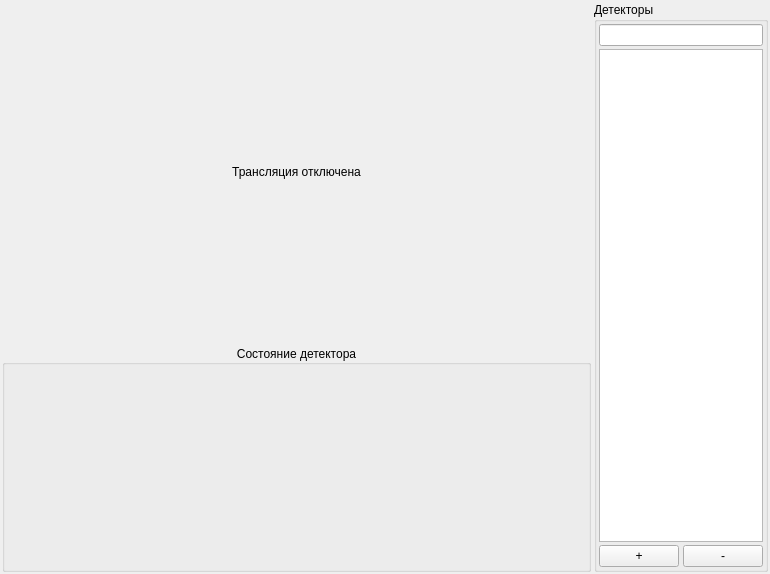
First picture: the form in Apps/ManagePanel/src/gui/detectormanagementform.ui, repository VinTRiZz/RemoteObjectDetector, before the edit.
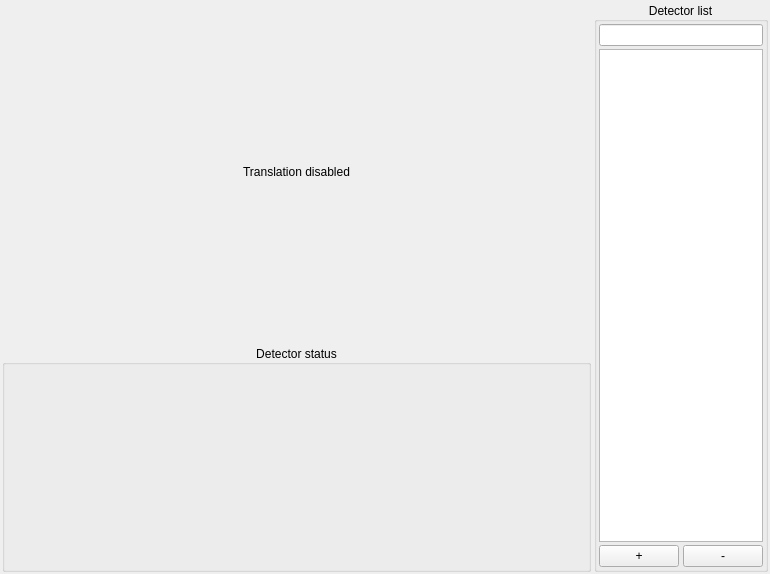
Second picture: the form after the edit.

Diff of the .ui file:
```diff
--- a/Apps/ManagePanel/src/gui/detectormanagementform.ui
+++ b/Apps/ManagePanel/src/gui/detectormanagementform.ui
@@ -34,7 +34,7 @@
      <item>
       <widget class="QLabel" name="label_2">
        <property name="text">
-        <string>Трансляция отключена</string>
+        <string>Translation disabled</string>
        </property>
        <property name="alignment">
         <set>Qt::AlignCenter</set>
@@ -44,7 +44,7 @@
      <item>
       <widget class="QGroupBox" name="groupBox_3">
        <property name="title">
-        <string>Состояние детектора</string>
+        <string>Detector status</string>
        </property>
        <property name="alignment">
         <set>Qt::AlignCenter</set>
@@ -56,7 +56,10 @@
    <item>
     <widget class="QGroupBox" name="groupBox">
      <property name="title">
-      <string>Детекторы</string>
+      <string>Detector list</string>
+     </property>
+     <property name="alignment">
+      <set>Qt::AlignCenter</set>
      </property>
      <layout class="QVBoxLayout" name="verticalLayout_4">
       <property name="spacing">
```
